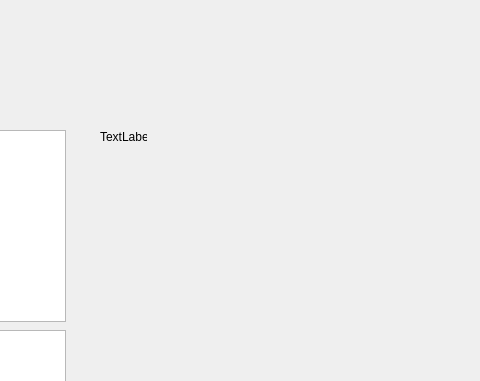
Old version of the form ui_mainWindow.ui in the repository Solovova/python_shablon_Qt5; both pictures show x 320 to 800 and y 0 to 381 of the 800 by 600 pixel window.
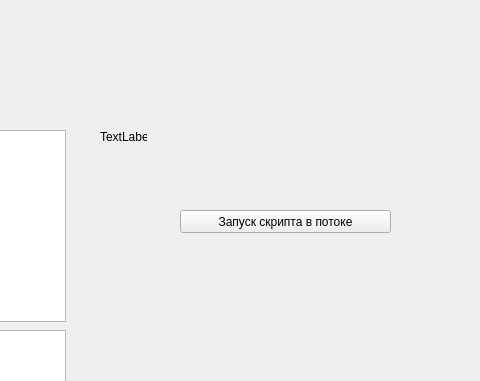
New version of the form.

```diff
--- a/ui_mainWindow.ui
+++ b/ui_mainWindow.ui
@@ -73,6 +73,19 @@
      </rect>
     </property>
    </widget>
+   <widget class="QPushButton" name="pushButton_TestTread">
+    <property name="geometry">
+     <rect>
+      <x>500</x>
+      <y>210</y>
+      <width>211</width>
+      <height>23</height>
+     </rect>
+    </property>
+    <property name="text">
+     <string>Запуск скрипта в потоке</string>
+    </property>
+   </widget>
   </widget>
   <widget class="QMenuBar" name="menubar">
    <property name="geometry">
```
